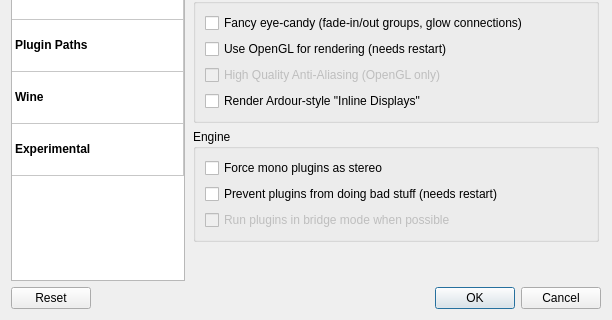
Old version of the form resources/ui/carla_settings.ui in the repository falkTX/Carla; both pictures show x 0 to 612 and y 252 to 572 of the 612 by 572 pixel window.
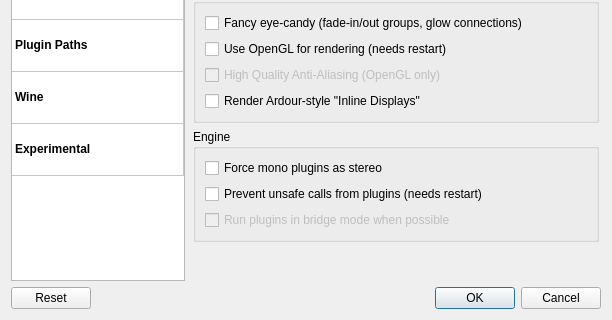
New version of the form. The open tabs and pages were chosen to show the change. Icons and pictures are not drawn.

Commit message: Rename "prevent bad things" option and give it a tooltip Fixes #909

```diff
--- a/resources/ui/carla_settings.ui
+++ b/resources/ui/carla_settings.ui
@@ -2776,7 +2776,7 @@
             <item>
              <widget class="QCheckBox" name="ch_exp_prevent_bad_behaviour">
               <property name="text">
-               <string>Prevent plugins from doing bad stuff (needs restart)</string>
+               <string>Prevent unsafe calls from plugins (needs restart)</string>
               </property>
              </widget>
             </item>
```
Left out of the diff: 7 changed lines with no effect on the pictures.
